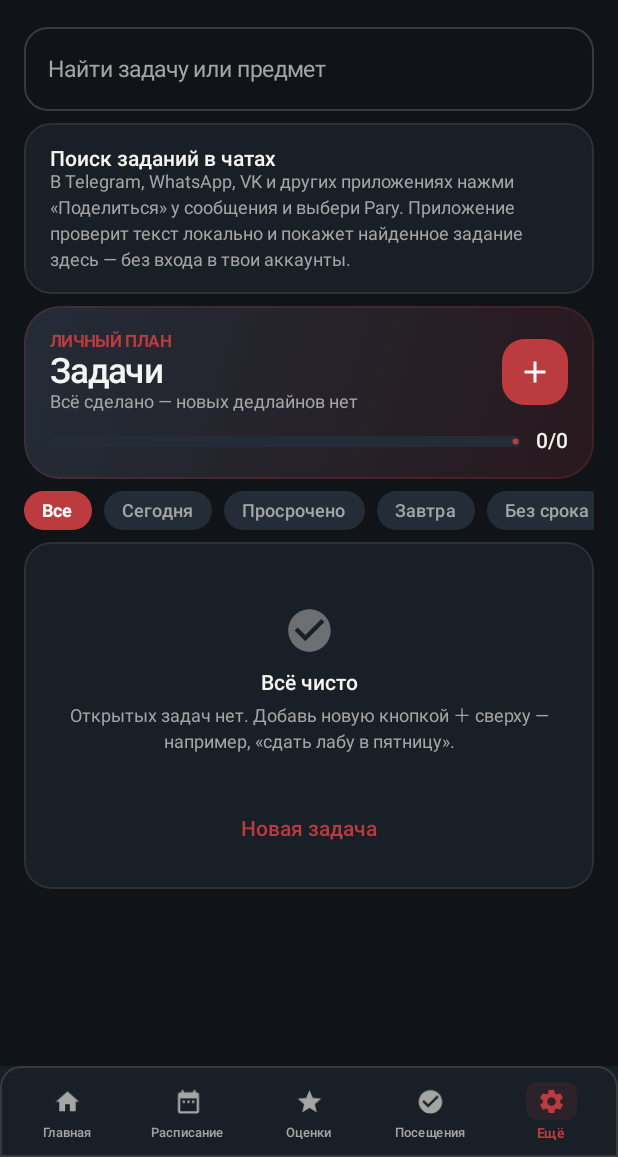
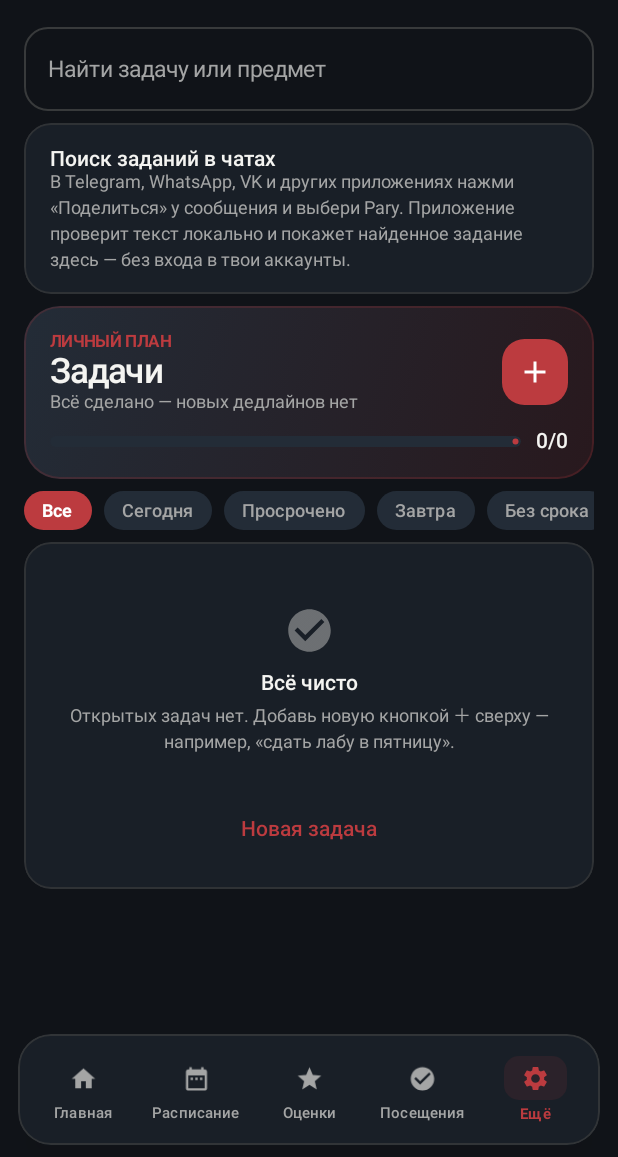
Before and after one commit to trololoshkacol-pixel/pary-android, an Android app built with Jetpack Compose: the screen it shows after launch (MainActivity), after a tap on "Задачи", on a phone screen of 412 x 824 dp, the part 79-1236 px from its top. Run offline under Robolectric (Android 15) with nearby library versions, the phone set to English and light mode, and no system bars; 1 statement that could not run was skipped; 1 other tap on this screen came first.

Commit message:
design: refine Swiss Modern visual system

```diff
--- a/app/src/main/java/com/pary/app/ui/ParyApp.kt
+++ b/app/src/main/java/com/pary/app/ui/ParyApp.kt
@@ -15,6 +15,8 @@ import androidx.compose.foundation.layout.WindowInsets
 import androidx.compose.foundation.layout.fillMaxSize
 import androidx.compose.foundation.layout.fillMaxWidth
 import androidx.compose.foundation.layout.navigationBars
+import androidx.compose.foundation.layout.padding
+import androidx.compose.ui.draw.shadow
 import androidx.compose.foundation.layout.padding
 import androidx.compose.foundation.layout.size
 import androidx.compose.foundation.layout.windowInsetsPadding
@@ -83,17 +85,19 @@ fun ParyApp(initialTab: Int = 0) {
 /** Compact Swiss navigation: five academic destinations, with secondary tools grouped under More. */
 @Composable
 private fun ParyDock(tabs: List<TabItem>, selected: Int, onSelect: (Int) -> Unit) {
-    val shape = RoundedCornerShape(topStart = 14.dp, topEnd = 14.dp)
+    val shape = RoundedCornerShape(22.dp)
     Column(
         modifier = Modifier
             .fillMaxWidth()
             .windowInsetsPadding(WindowInsets.navigationBars)
-            .background(MaterialTheme.colorScheme.surface)
-            .border(0.7.dp, MaterialTheme.colorScheme.outline, shape)
+            .padding(horizontal = 12.dp, vertical = 8.dp)
+            .shadow(12.dp, shape, ambientColor = Color.Black.copy(alpha = 0.12f), spotColor = Color.Black.copy(alpha = 0.16f))
+            .background(MaterialTheme.colorScheme.surface, shape)
+            .border(0.8.dp, MaterialTheme.colorScheme.outline.copy(alpha = 0.8f), shape)
             .clip(shape)
-            .padding(horizontal = 5.dp, vertical = 5.dp),
+            .padding(horizontal = 7.dp, vertical = 7.dp),
     ) {
-        Row(Modifier.fillMaxWidth(), horizontalArrangement = Arrangement.spacedBy(2.dp)) {
+        Row(Modifier.fillMaxWidth(), horizontalArrangement = Arrangement.spacedBy(4.dp)) {
             tabs.forEachIndexed { index, item ->
                 val active = selected == index
                 val scale by animateFloatAsState(
@@ -105,19 +109,19 @@ private fun ParyDock(tabs: List<TabItem>, selected: Int, onSelect: (Int) -> Unit
                     modifier = Modifier
                         .weight(1f)
                         .scale(scale)
-                        .clip(RoundedCornerShape(9.dp))
+                        .clip(RoundedCornerShape(14.dp))
                         .clickable(
                             role = androidx.compose.ui.semantics.Role.Button,
                             onClickLabel = "Открыть раздел ${item.label}",
                         ) { onSelect(index) }
-                        .padding(vertical = 5.dp),
+                        .padding(vertical = 7.dp),
                     horizontalAlignment = Alignment.CenterHorizontally,
                     verticalArrangement = Arrangement.spacedBy(3.dp),
                 ) {
                     Box(
                         modifier = Modifier
-                            .size(width = 34.dp, height = 25.dp)
-                            .clip(RoundedCornerShape(7.dp))
+                            .size(width = 42.dp, height = 29.dp)
+                            .clip(RoundedCornerShape(10.dp))
                             .background(if (active) MaterialTheme.colorScheme.primary.copy(alpha = 0.11f) else Color.Transparent),
                         contentAlignment = Alignment.Center,
                     ) {
@@ -131,7 +135,7 @@ private fun ParyDock(tabs: List<TabItem>, selected: Int, onSelect: (Int) -> Unit
                     Text(
                         item.label,
                         style = MaterialTheme.typography.labelSmall.copy(
-                            fontSize = 9.sp,
+                            fontSize = 10.sp,
                             fontWeight = if (active) FontWeight.Bold else FontWeight.Medium,
                         ),
                         color = if (active) MaterialTheme.colorScheme.primary else MaterialTheme.colorScheme.onSurfaceVariant,
```
